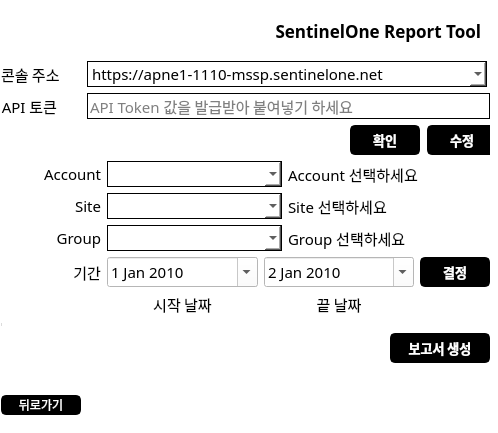
Old version of the form s1ReportingTool/reportwidget.ui in the repository kanubis001/s1APIdev.
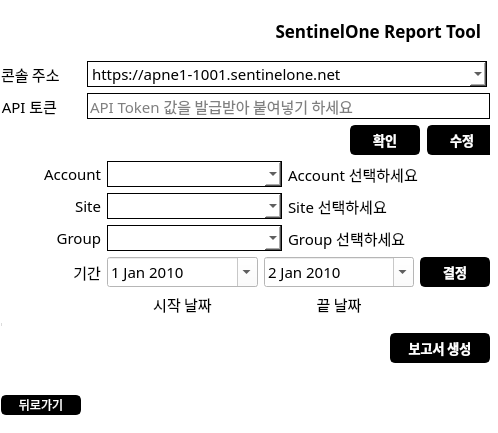
New version of the form.

```diff
--- a/s1ReportingTool/reportwidget.ui
+++ b/s1ReportingTool/reportwidget.ui
@@ -151,11 +151,11 @@
 }</string>
       </property>
       <property name="currentText">
-       <string>https://apne1-1110-mssp.sentinelone.net</string>
+       <string>https://apne1-1001.sentinelone.net</string>
       </property>
       <item>
        <property name="text">
-        <string>https://apne1-1110-mssp.sentinelone.net</string>
+        <string>https://apne1-1001.sentinelone.net</string>
        </property>
       </item>
      </widget>
```
Left out of the diff: 2 changed lines with no effect on the pictures.
